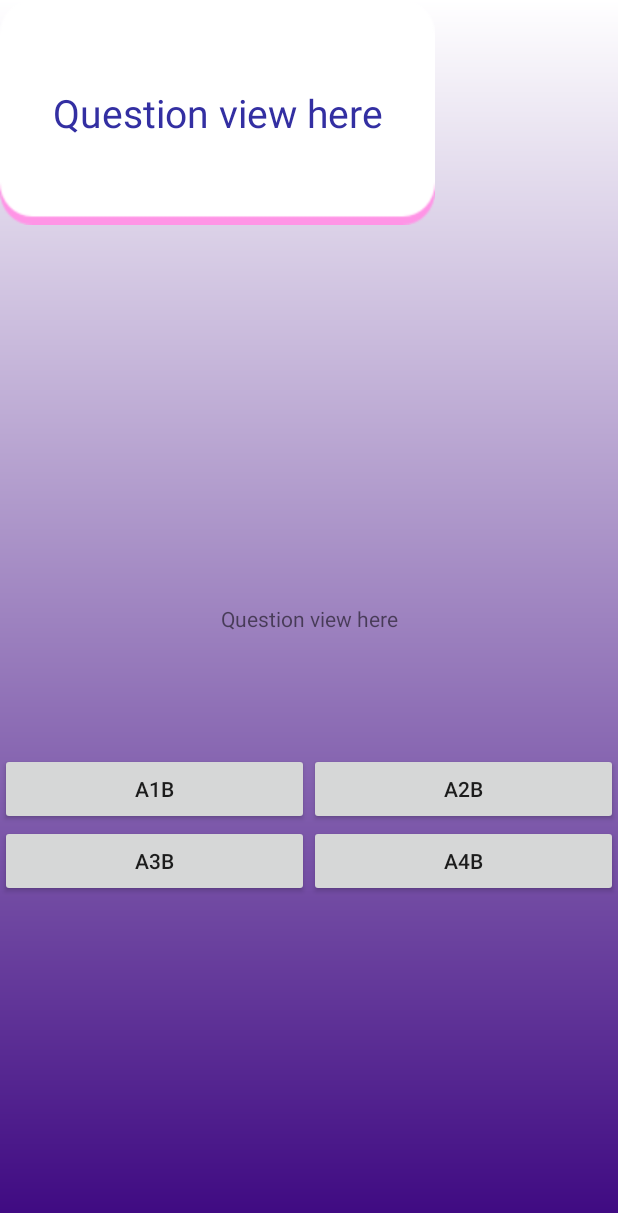
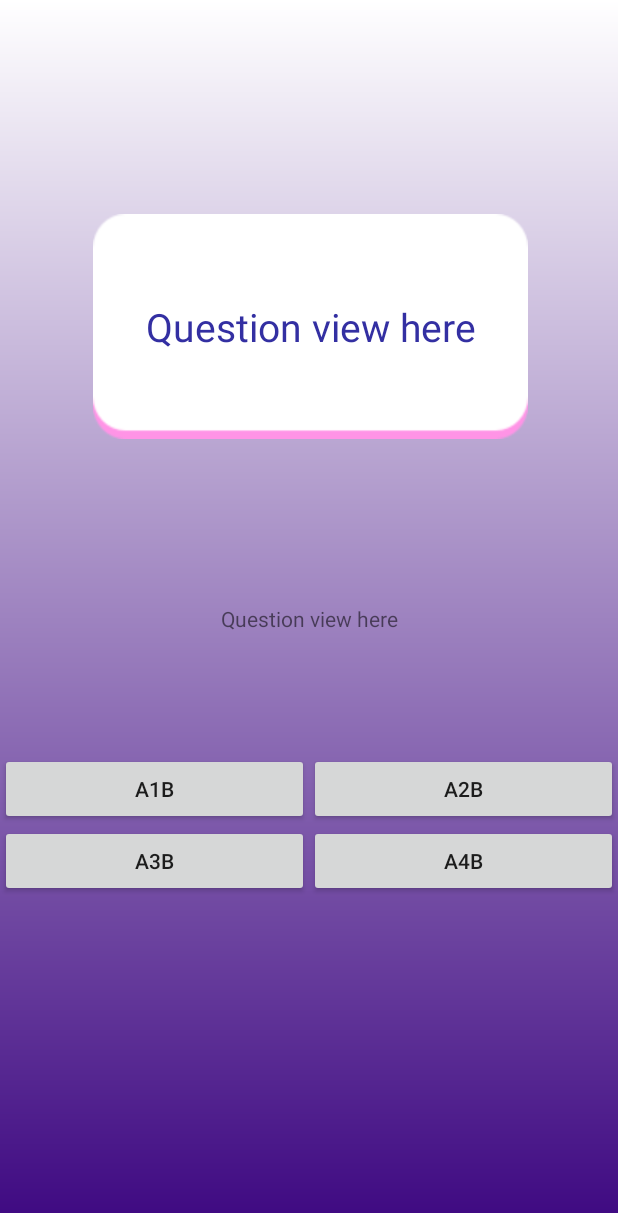
Before and after one commit to LookfuH/TrivaGame, an Android app built with Jetpack Compose: the screen it shows after launch (MainActivity), after a tap on "START", on a phone screen of 412 x 824 dp. Shown: the top 1213 px of the screen. Run offline under Robolectric (Android 15) with nearby library versions, the phone set to English and light mode, and no system bars.

Commit message:
Update gamesession.xml

```diff
--- a/app/src/main/res/layout/gamesession.xml
+++ b/app/src/main/res/layout/gamesession.xml
@@ -66,12 +66,18 @@
         android:layout_width="290dp"
         android:layout_height="150dp"
         android:layout_gravity="center"
+        android:layout_marginStart="61dp"
+        android:layout_marginTop="119dp"
+        android:layout_marginEnd="60dp"
+        android:layout_marginBottom="87dp"
         android:background="@drawable/bgquestion"
         android:gravity="center"
         android:orientation="vertical"
-        tools:ignore="MissingConstraints"
-        tools:layout_editor_absoluteX="61dp"
-        tools:layout_editor_absoluteY="119dp">
+        app:layout_constraintBottom_toTopOf="@+id/questionview"
+        app:layout_constraintEnd_toEndOf="parent"
+        app:layout_constraintStart_toStartOf="parent"
+        app:layout_constraintTop_toTopOf="parent"
+        tools:ignore="MissingConstraints">
 
         <TextView
             android:id="@+id/textQuestion"
```
